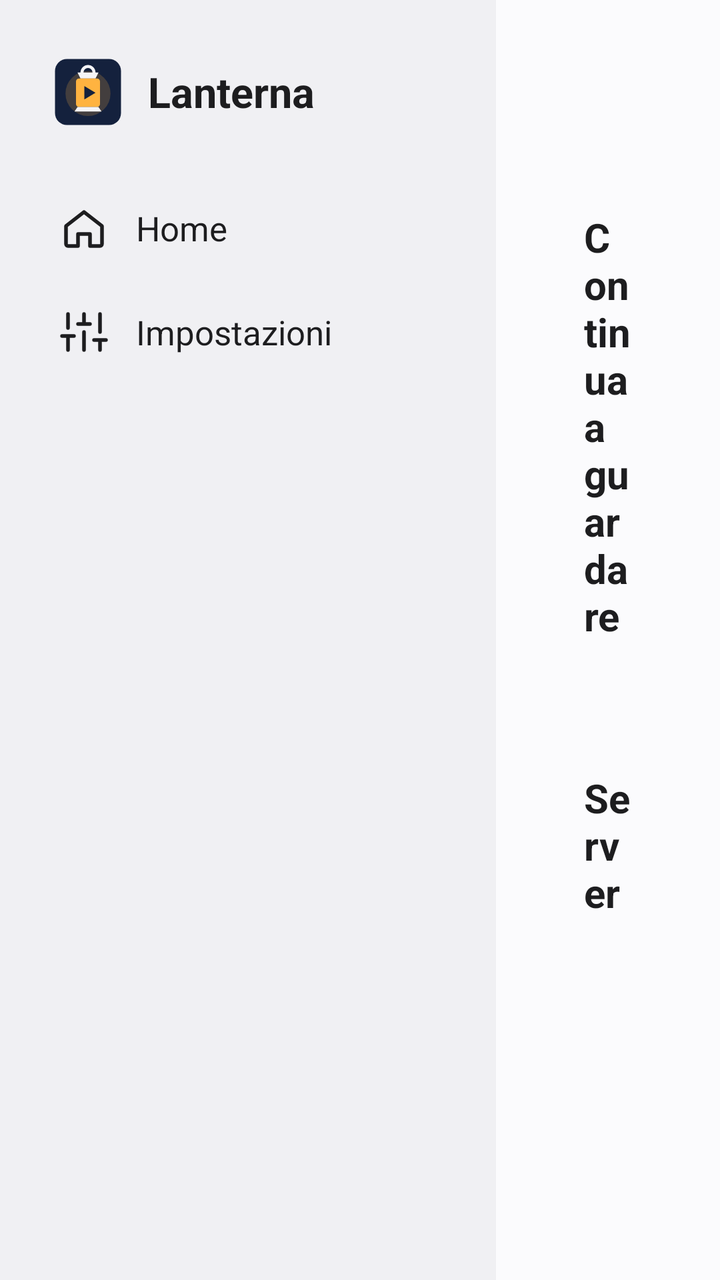
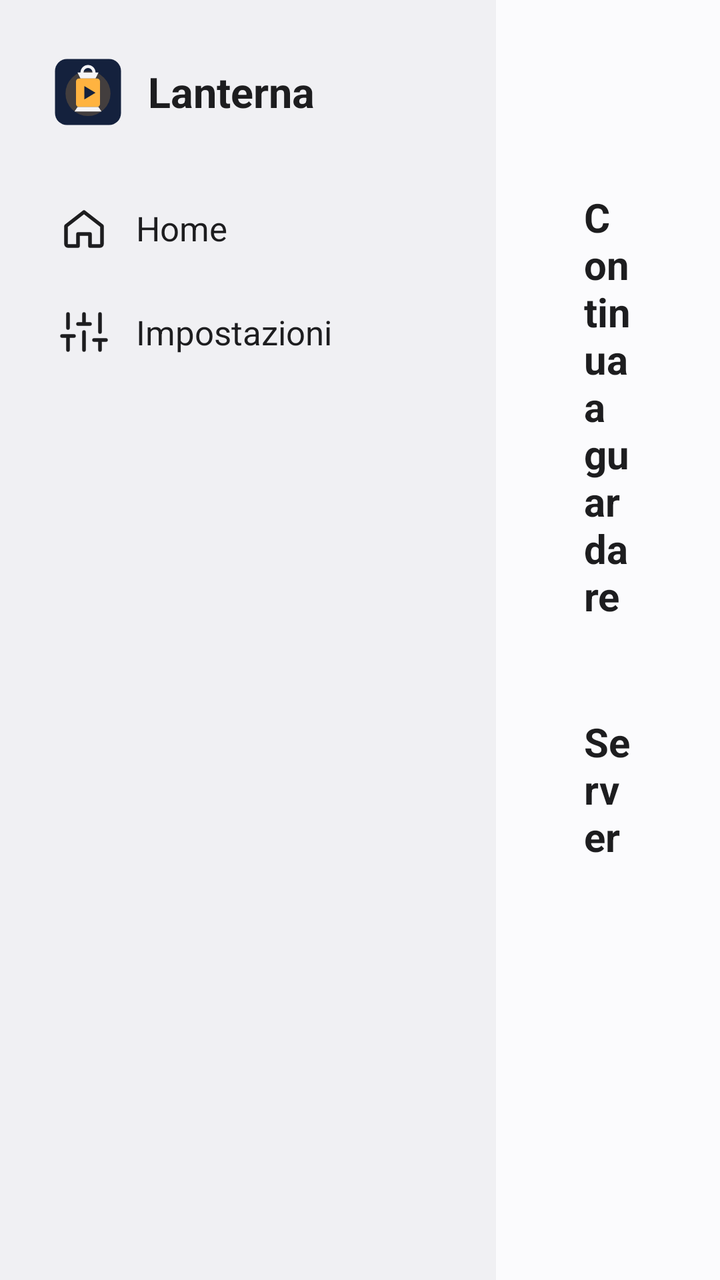

Before-and-after screenshots of an Android layout around one commit, followed by the original layout XML and the change that was made.
<!-- AndroidManifest.xml: application theme Theme.Lanterna -->
<!-- res/layout/activity_main.xml -->
<?xml version="1.0" encoding="utf-8"?>
<LinearLayout xmlns:android="http://schemas.android.com/apk/res/android"
    android:layout_width="match_parent"
    android:layout_height="match_parent"
    android:background="@color/bg"
    android:orientation="horizontal">

    <LinearLayout
        android:id="@+id/nav"
        android:layout_width="248dp"
        android:layout_height="match_parent"
        android:background="@color/sidebar"
        android:orientation="vertical"
        android:paddingStart="16dp"
        android:paddingTop="28dp"
        android:paddingEnd="16dp"
        android:paddingBottom="20dp">

        <LinearLayout
            android:layout_width="match_parent"
            android:layout_height="wrap_content"
            android:gravity="center_vertical"
            android:orientation="horizontal"
            android:paddingStart="10dp"
            android:paddingBottom="26dp">

            <ImageView
                android:layout_width="36dp"
                android:layout_height="36dp"
                android:contentDescription="@null"
                android:src="@drawable/ic_launcher" />

            <TextView
                android:layout_width="wrap_content"
                android:layout_height="wrap_content"
                android:layout_marginStart="12dp"
                android:text="@string/app_name"
                android:textColor="@color/text"
                android:textSize="21sp"
                android:textStyle="bold" />
        </LinearLayout>

        <TextView
            android:id="@+id/nav_home"
            style="@style/NavItem"
            android:drawableStart="@drawable/ic_home"
            android:text="Home" />

        <TextView
            android:id="@+id/nav_settings"
            style="@style/NavItem"
            android:drawableStart="@drawable/ic_settings"
            android:text="Impostazioni" />

        <View
            android:layout_width="match_parent"
            android:layout_height="0dp"
            android:layout_weight="1" />

        <TextView
            android:id="@+id/version"
            android:layout_width="wrap_content"
            android:layout_height="wrap_content"
            android:paddingStart="14dp"
            android:textColor="@color/text_dim"
            android:textSize="13sp" />
    </LinearLayout>

    <FrameLayout
        android:layout_width="0dp"
        android:layout_height="match_parent"
        android:layout_weight="1"
        android:clipChildren="false">

        <ScrollView
            android:id="@+id/home_page"
            android:layout_width="match_parent"
            android:layout_height="match_parent"
            android:clipChildren="false"
            android:clipToPadding="false"
            android:fillViewport="true">

            <LinearLayout
                android:layout_width="match_parent"
                android:layout_height="wrap_content"
                android:clipChildren="false"
                android:clipToPadding="false"
                android:orientation="vertical"
                android:paddingStart="44dp"
                android:paddingTop="34dp"
                android:paddingEnd="44dp"
                android:paddingBottom="34dp">

                <TextView
                    android:id="@+id/greeting"
                    android:layout_width="wrap_content"
                    android:layout_height="wrap_content"
                    android:textColor="@color/text"
                    android:textSize="32sp"
                    android:textStyle="bold" />

                <TextView
                    android:id="@+id/update_banner"
                    android:layout_width="wrap_content"
                    android:layout_height="wrap_content"
                    android:layout_marginTop="16dp"
                    android:background="@drawable/banner_bg"
                    android:clickable="true"
                    android:drawableStart="@drawable/ic_update"
                    android:drawablePadding="10dp"
                    android:drawableTint="#FFFFFFFF"
                    android:focusable="true"
                    android:gravity="center_vertical"
                    android:paddingStart="16dp"
                    android:paddingTop="10dp"
                    android:paddingEnd="18dp"
                    android:paddingBottom="10dp"
                    android:textColor="#FFFFFFFF"
                    android:textSize="16sp"
                    android:visibility="gone" />

                <TextView
                    android:id="@+id/continue_label"
                    style="@style/SectionTitle"
                    android:text="Continua a guardare" />

                <androidx.recyclerview.widget.RecyclerView
                    android:id="@+id/continue_list"
                    android:layout_width="match_parent"
                    android:layout_height="wrap_content"
                    android:layout_marginStart="-16dp"
                    android:layout_marginEnd="-16dp"
                    android:clipChildren="false"
                    android:clipToPadding="false"
                    android:paddingStart="16dp"
                    android:paddingTop="18dp"
                    android:paddingEnd="16dp"
                    android:paddingBottom="18dp" />

                <TextView
                    style="@style/SectionTitle"
                    android:text="Server" />

                <androidx.recyclerview.widget.RecyclerView
                    android:id="@+id/server_list"
                    android:layout_width="match_parent"
                    android:layout_height="wrap_content"
                    android:layout_marginStart="-16dp"
                    android:layout_marginEnd="-16dp"
                    android:clipChildren="false"
                    android:clipToPadding="false"
                    android:paddingStart="16dp"
                    android:paddingTop="18dp"
                    android:paddingEnd="16dp"
                    android:paddingBottom="18dp" />
            </LinearLayout>
        </ScrollView>

        <LinearLayout
            android:id="@+id/settings_page"
            android:layout_width="match_parent"
            android:layout_height="match_parent"
            android:orientation="vertical"
            android:paddingStart="44dp"
            android:paddingTop="34dp"
            android:paddingEnd="44dp"
            android:visibility="gone">

            <TextView
                android:layout_width="wrap_content"
                android:layout_height="wrap_content"
                android:layout_marginBottom="18dp"
                android:text="Impostazioni"
                android:textColor="@color/text"
                android:textSize="32sp"
                android:textStyle="bold" />

            <androidx.recyclerview.widget.RecyclerView
                android:id="@+id/settings_list"
                android:layout_width="match_parent"
                android:layout_height="match_parent"
                android:clipToPadding="false"
                android:paddingBottom="24dp" />
        </LinearLayout>
    </FrameLayout>
</LinearLayout>
<!-- resources referenced by this layout -->
<resources>
  <color name="bg">#FFFBFBFD</color>
  <color name="sidebar">#FFF0F0F3</color>
  <color name="text">#FF1D1D1F</color>
  <color name="text_dim">#FF6E6E73</color>
  <!-- drawable banner_bg (drawable) -->
  <?xml version="1.0" encoding="utf-8"?>
  <selector xmlns:android="http://schemas.android.com/apk/res/android">
      <item android:state_focused="true"><shape><solid android:color="@color/accent" /><stroke android:width="3dp" android:color="@color/text" /><corners android:radius="12dp" /></shape></item>
      <item><shape><solid android:color="@color/accent" /><corners android:radius="12dp" /></shape></item>
  </selector>
  <!-- drawable ic_home (drawable) -->
  <?xml version="1.0" encoding="utf-8"?>
  <vector xmlns:android="http://schemas.android.com/apk/res/android" android:width="24dp" android:height="24dp" android:viewportWidth="24" android:viewportHeight="24">
      <path android:fillColor="#00000000" android:strokeColor="#FFFFFFFF" android:strokeWidth="1.8" android:strokeLineCap="round" android:strokeLineJoin="round" android:pathData="M3,11l9,-7 9,7v9a1,1 0 0,1 -1,1h-5v-6H9v6H4a1,1 0 0,1 -1,-1z" />
  </vector>
  <!-- drawable ic_settings (drawable) -->
  <?xml version="1.0" encoding="utf-8"?>
  <vector xmlns:android="http://schemas.android.com/apk/res/android" android:width="24dp" android:height="24dp" android:viewportWidth="24" android:viewportHeight="24">
      <path android:fillColor="#00000000" android:strokeColor="#FFFFFFFF" android:strokeWidth="1.8" android:strokeLineCap="round" android:strokeLineJoin="round" android:pathData="M4,21v-7M4,10V3M12,21v-9M12,8V3M20,21v-5M20,12V3M1,14h6M9,8h6M17,16h6" />
  </vector>
  <!-- drawable ic_update (drawable) -->
  <?xml version="1.0" encoding="utf-8"?>
  <vector xmlns:android="http://schemas.android.com/apk/res/android" android:width="24dp" android:height="24dp" android:viewportWidth="24" android:viewportHeight="24">
      <path android:fillColor="#00000000" android:strokeColor="#FFFFFFFF" android:strokeWidth="1.8" android:strokeLineCap="round" android:strokeLineJoin="round" android:pathData="M12,4v11M7,10l5,5 5,-5M5,20h14" />
  </vector>
  <string name="app_name">Lanterna</string>
  <style name="SectionTitle">
          <item name="android:layout_width">wrap_content</item>
          <item name="android:layout_height">wrap_content</item>
          <item name="android:layout_marginTop">28dp</item>
          <item name="android:textColor">@color/text</item>
          <item name="android:textSize">20sp</item>
          <item name="android:textStyle">bold</item>
      </style>
  <style name="Theme.Lanterna" parent="Theme.AppCompat.DayNight.NoActionBar">
          <item name="android:windowBackground">@color/bg</item>
          <item name="colorPrimary">@color/accent</item>
          <item name="colorAccent">@color/accent</item>
          <item name="android:statusBarColor">@color/bg</item>
      </style>
  <color name="accent">#FF0A6CFF</color>
  <!-- drawable nav_item_bg (drawable) -->
  <?xml version="1.0" encoding="utf-8"?>
  <selector xmlns:android="http://schemas.android.com/apk/res/android">
      <item android:state_focused="true"><shape><solid android:color="@color/focus_bg" /><stroke android:width="2dp" android:color="@color/accent" /><corners android:radius="10dp" /></shape></item>
      <item android:state_selected="true"><shape><solid android:color="@color/surface2" /><corners android:radius="10dp" /></shape></item>
      <item><shape><solid android:color="@android:color/transparent" /><corners android:radius="10dp" /></shape></item>
  </selector>
  <color name="focus_bg">#FFEAF2FF</color>
  <color name="surface2">#FFF2F2F5</color>
  <!-- unchanged entries left out for length: 2 -->
</resources>

<!-- the commit's change to res/layout/activity_main.xml (unified diff, before → after) -->
@@ -133,9 +133,9 @@
                     android:clipChildren="false"
                     android:clipToPadding="false"
                     android:paddingStart="16dp"
-                    android:paddingTop="18dp"
+                    android:paddingTop="14dp"
                     android:paddingEnd="16dp"
-                    android:paddingBottom="18dp" />
+                    android:paddingBottom="14dp" />
 
                 <TextView
                     style="@style/SectionTitle"
@@ -150,9 +150,9 @@
                     android:clipChildren="false"
                     android:clipToPadding="false"
                     android:paddingStart="16dp"
-                    android:paddingTop="18dp"
+                    android:paddingTop="14dp"
                     android:paddingEnd="16dp"
-                    android:paddingBottom="18dp" />
+                    android:paddingBottom="14dp" />
             </LinearLayout>
         </ScrollView>
 
<!-- resource entries referenced after the edit -->
@@ -29,7 +29,7 @@
   <style name="SectionTitle">
           <item name="android:layout_width">wrap_content</item>
           <item name="android:layout_height">wrap_content</item>
-          <item name="android:layout_marginTop">28dp</item>
+          <item name="android:layout_marginTop">18dp</item>
           <item name="android:textColor">@color/text</item>
           <item name="android:textSize">20sp</item>
           <item name="android:textStyle">bold</item>
